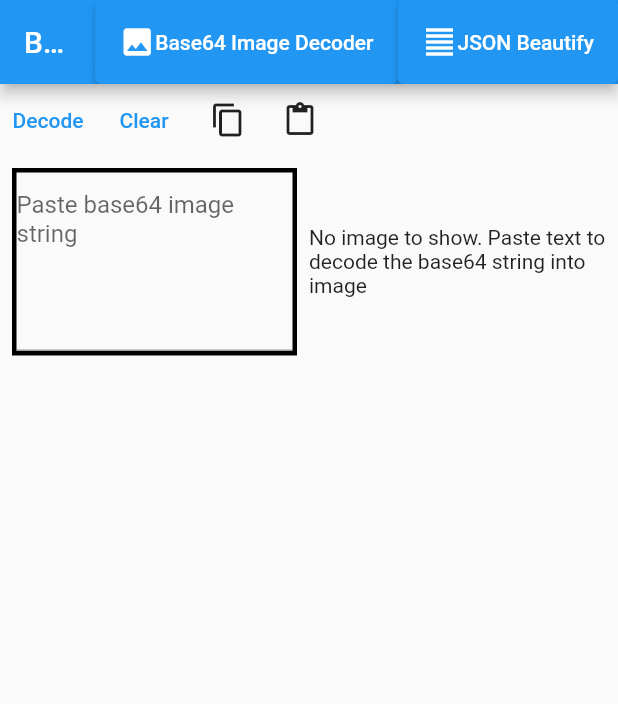
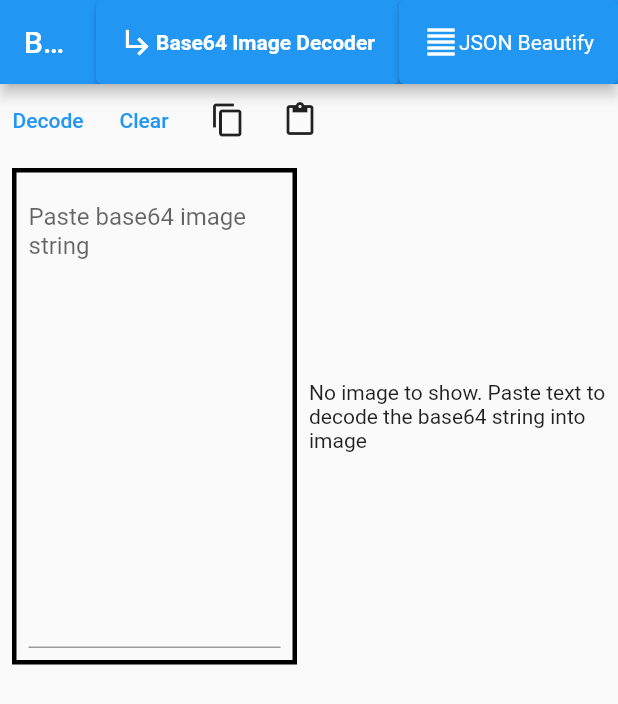
Before and after one commit to gladimdim/glad_tools, a Flutter app: the screen it shows after launch, on a phone screen of 412 x 824 dp. Shown: the top 704 px of the screen. Run offline on Flutter 3.47's test engine with Material 2 defaults, Android fonts, the phone set to English and light mode, and no system bars.

Commit message:
Enhanced UI of selected tool.

```diff
--- a/lib/models/base64_image/base64_image.dart
+++ b/lib/models/base64_image/base64_image.dart
@@ -54,13 +54,16 @@ class _Base64ImageContentState extends State<Base64ImageContent> {
                 child: Padding(
                   padding: const EdgeInsets.all(8.0),
                   child: BorderedAll(
-                    child: TextField(
-                      onChanged: (_) => _textChanged(),
-                      decoration: const InputDecoration(
-                          hintText: "Paste base64 image string"),
-                      minLines: 5,
-                      maxLines: 15,
-                      controller: _controller,
+                    child: Padding(
+                      padding: const EdgeInsets.all(8.0),
+                      child: TextField(
+                        onChanged: (_) => _textChanged(),
+                        decoration: const InputDecoration(
+                            hintText: "Paste base64 image string"),
+                        minLines: 15,
+                        maxLines: 100,
+                        controller: _controller,
+                      ),
                     ),
                   ),
                 ),
--- a/lib/models/json_beautify/json_beautify.dart
+++ b/lib/models/json_beautify/json_beautify.dart
@@ -67,13 +67,17 @@ class _JsonBeautifierState extends State<JsonBeautifier> {
                   padding: const EdgeInsets.all(8.0),
                   child: BorderedAll(
                     color: errorString == null ? Colors.black : Colors.red,
-                    child: TextField(
-                      onChanged: (_) => _textChanged(),
-                      decoration: const InputDecoration(
-                          hintText: "Paste JSON to process"),
-                      minLines: 5,
-                      maxLines: 15,
-                      controller: _controller,
+                    child: Padding(
+                      padding: const EdgeInsets.all(8.0),
+                      child: TextField(
+                        onChanged: (_) => _textChanged(),
+                        decoration: const InputDecoration(
+                          hintText: "Paste JSON to process",
+                        ),
+                        minLines: 5,
+                        maxLines: 145,
+                        controller: _controller,
+                      ),
                     ),
                   ),
                 ),
--- a/lib/views/main_view.dart
+++ b/lib/views/main_view.dart
@@ -28,8 +28,17 @@ class _MainViewState extends State<MainView> {
                 (e) => ElevatedButton(
                   child: Row(
                     children: [
-                      e.icon,
-                      Text(e.title),
+                      selected == e
+                          ? const Icon(Icons.subdirectory_arrow_right)
+                          : e.icon,
+                      Text(
+                        e.title,
+                        style: TextStyle(
+                          fontWeight: selected == e
+                              ? FontWeight.bold
+                              : FontWeight.normal,
+                        ),
+                      ),
                     ],
                   ),
                   onPressed: () => _selected(e),
```
